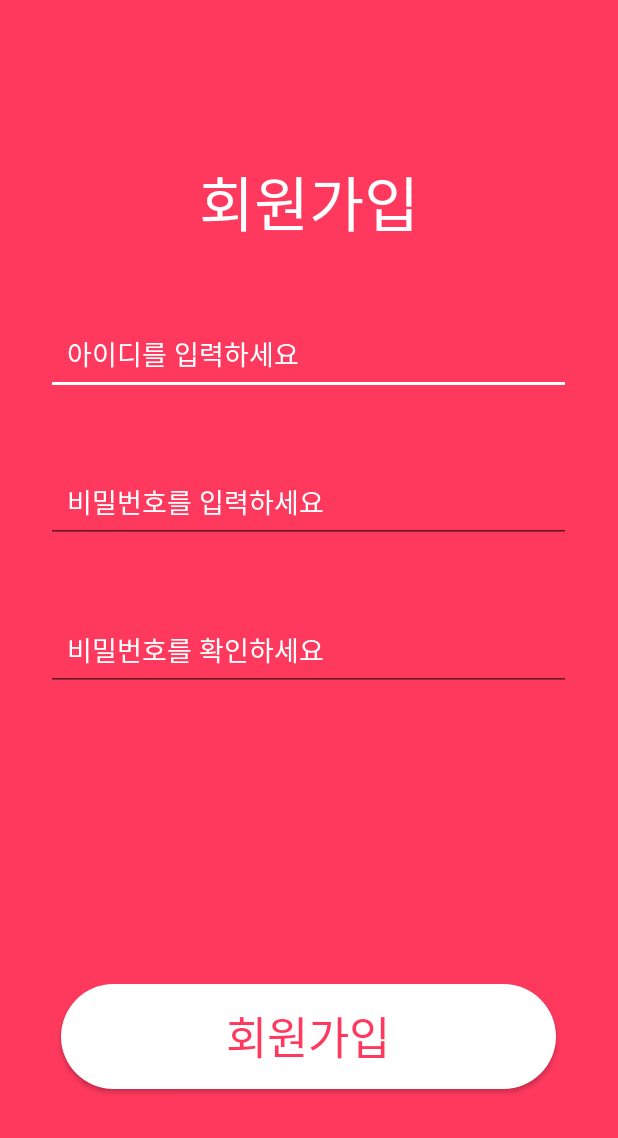
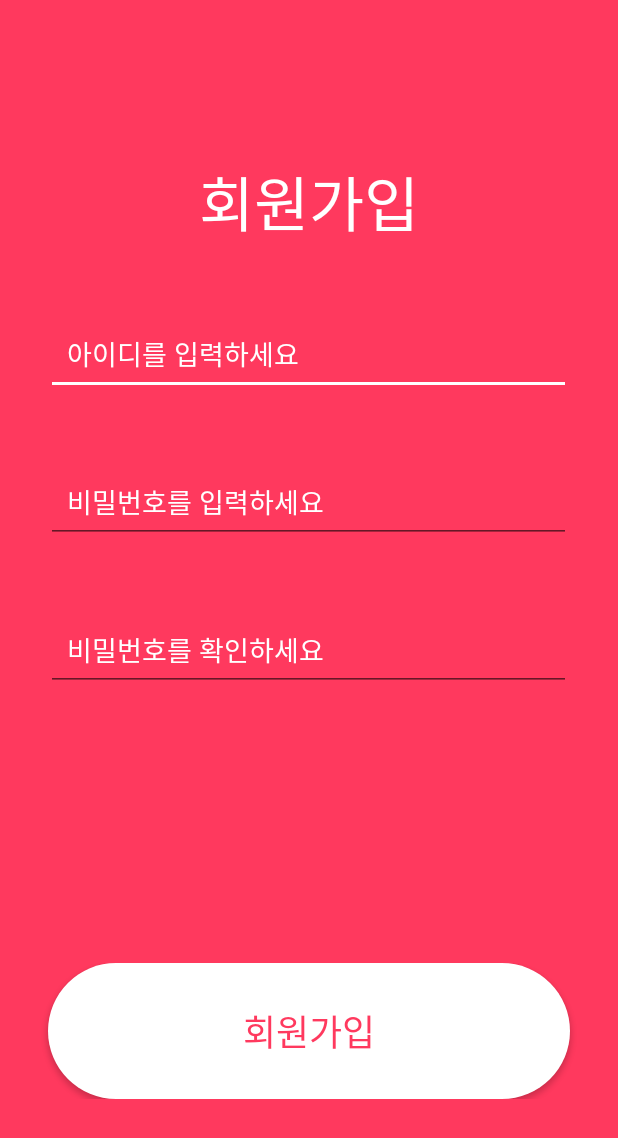
Before and after one commit to DSM-GRAM/Pimo-Front, an Android app: the layout signup.xml on its own in the app's theme, with its tools: preview values and no code run, on a phone screen of 412 x 824 dp. Shown: the top 1138 px of the screen. Run offline under Robolectric (Android 15) with nearby library versions, the phone set to English and light mode, and no system bars.

Commit message:
modify signup layout

```diff
--- a/Pimo/Pimo/app/src/main/java/gram/com/pimo/MainActivity.java
+++ b/Pimo/Pimo/app/src/main/java/gram/com/pimo/MainActivity.java
@@ -2,7 +2,6 @@ package gram.com.pimo;
 
 import android.app.Activity;
 import android.content.Intent;
-import android.support.v7.app.AppCompatActivity;
 import android.os.Bundle;
 
 public class MainActivity extends Activity
@@ -13,7 +12,7 @@ public class MainActivity extends Activity
         // 스플래시 화면 띄우기
         startActivity(new Intent(this, SplashActivity.class));
         super.onCreate(savedInstanceState);
-        setContentView(R.layout.singin);
+        setContentView(R.layout.signin);
 
         initialize();  // 시간이 걸리는 작업 처리
     }
--- /dev/null
+++ b/Pimo/Pimo/app/src/main/java/gram/com/pimo/SignUpActivity.kt
@@ -0,0 +1,7 @@
+package gram.com.pimo
+
+/**
+ * Created by root1 on 2017. 11. 7..
+ */
+class SignUpActivity {
+}
--- a/Pimo/Pimo/app/src/main/res/layout/signup.xml
+++ b/Pimo/Pimo/app/src/main/res/layout/signup.xml
@@ -68,25 +68,27 @@
     <LinearLayout
         android:layout_width="match_parent"
         android:layout_height="0dp"
-        android:layout_weight="2.2"></LinearLayout>
+        android:layout_weight="2.2"/>
 
     <LinearLayout
         android:layout_width="match_parent"
         android:layout_height="0dp"
-        android:layout_weight="1.2"
+        android:layout_weight="1.1"
         android:gravity="center">
         <Button
             android:id="@+id/button_signup"
-            android:layout_width="330dp"
-            android:layout_height="70dp"
+            android:layout_width="match_parent"
+            android:layout_marginLeft="32dp"
+            android:layout_marginRight="32dp"
+            android:layout_height="match_parent"
             android:background="@drawable/round_circle"
             android:text="회원가입"
             android:textColor="@color/colorPrimary"
-            android:textSize="30dp"
+            android:textSize="24dp"
             />
     </LinearLayout>
     <LinearLayout
         android:layout_width="match_parent"
         android:layout_height="0dp"
-        android:layout_weight="1"></LinearLayout>
+        android:layout_weight="1"/>
 </LinearLayout>
```
Also changed, not shown: Pimo/Pimo/app/src/main/res/layout/signin.xml (renamed from Pimo/Pimo/app/src/main/res/layout/singin.xml).
